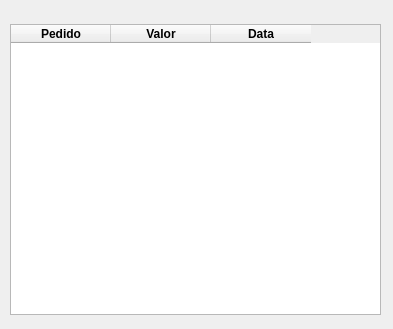
Above: ui_cards.ui from maatkur/card-payments before the change. Below: the same form after it.
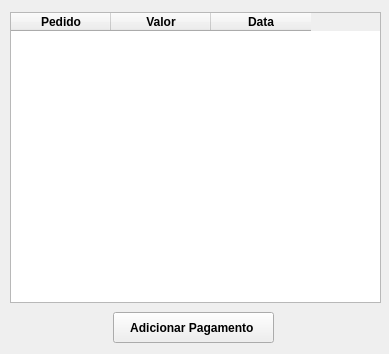
That is the form after the change. Icons and pictures are not drawn.

Commit message: Adding a manual payment insertion window/button to the card screen

What changed in the file:
```diff
--- a/ui_cards.ui
+++ b/ui_cards.ui
@@ -6,8 +6,8 @@
    <rect>
     <x>0</x>
     <y>0</y>
-    <width>393</width>
-    <height>329</height>
+    <width>389</width>
+    <height>354</height>
    </rect>
   </property>
   <property name="windowTitle">
@@ -23,7 +23,7 @@
     <property name="geometry">
      <rect>
       <x>10</x>
-      <y>24</y>
+      <y>12</y>
       <width>371</width>
       <height>291</height>
      </rect>
@@ -74,6 +74,46 @@
      </property>
     </column>
    </widget>
+   <widget class="QPushButton" name="add_card_payment_button">
+    <property name="geometry">
+     <rect>
+      <x>113</x>
+      <y>312</y>
+      <width>161</width>
+      <height>31</height>
+     </rect>
+    </property>
+    <property name="font">
+     <font>
+      <bold>true</bold>
+     </font>
+    </property>
+    <property name="cursor">
+     <cursorShape>PointingHandCursor</cursorShape>
+    </property>
+    <property name="text">
+     <string>Adicionar Pagamento </string>
+    </property>
+    <property name="icon">
+     <iconset>
+      <normaloff>icons/adicionar.ico</normaloff>icons/adicionar.ico</iconset>
+    </property>
+    <property name="iconSize">
+     <size>
+      <width>20</width>
+      <height>20</height>
+     </size>
+    </property>
+    <property name="autoDefault">
+     <bool>false</bool>
+    </property>
+    <property name="default">
+     <bool>false</bool>
+    </property>
+    <property name="flat">
+     <bool>false</bool>
+    </property>
+   </widget>
   </widget>
  </widget>
  <resources/>
```
The commit also changes 8 other files.
